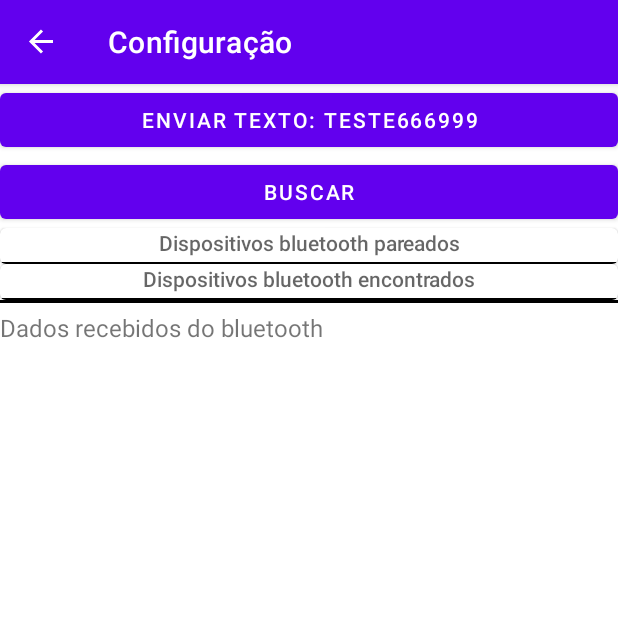
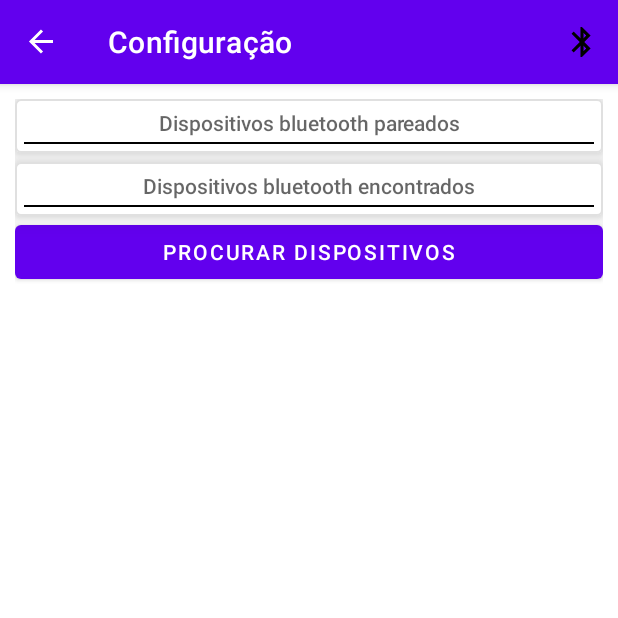
Before and after one commit to danielmfr97/HealthFit, an Android app: the ConfigurarAppFragment screen opened through its navigation route, on a phone screen of 412 x 824 dp, the top half of it. Run offline under Robolectric (Android 15) with nearby library versions, the phone set to English and light mode, and no system bars; our stand-ins replace navigation-ui; libraries missing offline, so code that uses them is left out: io.realm; 3 statements that could not run were skipped.

Commit message:
Pequenos ajustes
Inicializar bluetooth no MyApplication.kt

```diff
--- a/app/src/main/java/com/daniel/ramos/projetotcc/MyApplication.kt
+++ b/app/src/main/java/com/daniel/ramos/projetotcc/MyApplication.kt
@@ -1,6 +1,8 @@
 package com.daniel.ramos.projetotcc
 
 import android.app.Application
+import android.content.Intent
+import com.daniel.ramos.projetotcc.presenter.BluetoothServiceA
 import io.realm.Realm
 import io.realm.RealmConfiguration
 
@@ -9,8 +11,13 @@ class MyApplication : Application() {
     override fun onCreate() {
         super.onCreate()
         Realm.init(this)
+        inicializarBluetoothService();
         //TODO: Configurar realm ou Room
         //TODO: Inicializar firebase
+    }
+
+    private fun inicializarBluetoothService() {
+        startService(Intent(this, BluetoothServiceA::class.java))
     }
 
     companion object {
--- a/app/src/main/java/com/daniel/ramos/projetotcc/presenter/BluetoothServiceA.java
+++ b/app/src/main/java/com/daniel/ramos/projetotcc/presenter/BluetoothServiceA.java
@@ -16,11 +16,11 @@ import android.util.Log;
 import androidx.annotation.Nullable;
 
 import com.daniel.ramos.projetotcc.presenter.utils.Constants;
+import com.daniel.ramos.projetotcc.view.activity.MainActivity;
 
 import java.io.IOException;
 import java.io.InputStream;
 import java.io.OutputStream;
-import java.nio.charset.Charset;
 import java.util.UUID;
 
 public class BluetoothServiceA extends Service {
@@ -238,9 +238,8 @@ public class BluetoothServiceA extends Service {
         msg.setData(bundle);
         mHandler.sendMessage(msg);
 
+        MainActivity.Companion.openToastShort("Conexão perdida com FitSpot");
         mState = STATE_NONE;
-        // Update UI title
-//        updateUserInterfaceTitle();
 
         // Start the service over to restart listening mode
         BluetoothServiceA.this.start();
--- a/app/src/main/java/com/daniel/ramos/projetotcc/presenter/utils/Constants.kt
+++ b/app/src/main/java/com/daniel/ramos/projetotcc/presenter/utils/Constants.kt
@@ -8,6 +8,7 @@ interface Constants {
         const val MESSAGE_WRITE = 3
         const val MESSAGE_DEVICE_NAME = 4
         const val MESSAGE_TOAST = 5
+        const val MESSAGE_DEVICE_OFFLINE = 6
 
         // Key names received from the BluetoothChatService Handler
         const val DEVICE_NAME = "device_name"
--- a/app/src/main/java/com/daniel/ramos/projetotcc/view/activity/MainActivity.kt
+++ b/app/src/main/java/com/daniel/ramos/projetotcc/view/activity/MainActivity.kt
@@ -11,6 +11,7 @@ import android.os.Bundle
 import android.os.Handler
 import android.os.Message
 import android.util.Log
+import android.view.Menu
 import android.view.MenuItem
 import android.view.View
 import android.widget.Toast
@@ -47,6 +48,8 @@ class MainActivity : AppCompatActivity(), NavigationView.OnNavigationItemSelecte
     private lateinit var presenter: MainPresenter
     private var bluetoothServiceInst: BluetoothServiceA? = null
 
+    private var menuInflater: Menu? = null
+
     init {
         instance = this
     }
@@ -69,7 +72,8 @@ class MainActivity : AppCompatActivity(), NavigationView.OnNavigationItemSelecte
 
     override fun onDestroy() {
         super.onDestroy()
-        stopService(Intent(this, BluetoothServiceA::class.java))
+        //TODO: ALTERAR
+//        stopService(Intent(this, BluetoothServiceA::class.java))
         ConfigurarAppPresenter(null).apply {
             unregisterReceiver(broadcastBondStateBT)
             unregisterReceiver(broadcastDiscoverBTDevices)
@@ -117,7 +121,6 @@ class MainActivity : AppCompatActivity(), NavigationView.OnNavigationItemSelecte
     }
 
     private fun inicializarServiceBluetooth() {
-        startService(Intent(this, BluetoothServiceA::class.java))
         initBluetooth()
     }
 
@@ -204,16 +207,25 @@ class MainActivity : AppCompatActivity(), NavigationView.OnNavigationItemSelecte
         return true
     }
 
+    override fun onCreateOptionsMenu(menu: Menu?): Boolean {
+        menuInflater = menu
+        val menuInflater = getMenuInflater()
+        menuInflater.inflate(R.menu.toolbar_menu, menu)
+        return true
+    }
+
     private val mHandler: Handler = @SuppressLint("HandlerLeak")
-    object : Handler() {
+   object : Handler() {
         override fun handleMessage(msg: Message) {
             val activity = this
             when (msg.what) {
                 Constants.MESSAGE_STATE_CHANGE -> when (msg.arg1) {
                     BluetoothServiceA.STATE_CONNECTED -> {
+                        menuInflater?.getItem(0)?.icon = ContextCompat.getDrawable(context, R.drawable.ic_bluetooth_on)
                         openToastShort("Device conectado")
+
                     }
-                    BluetoothServiceA.STATE_CONNECTING -> openToastShort("conectando")
+                    BluetoothServiceA.STATE_CONNECTING -> openToastShort("conectando...")
                     BluetoothServiceA.STATE_LISTEN, BluetoothServiceA.STATE_NONE -> openToastShort(
                         "Não conectado"
                     )
@@ -234,7 +246,11 @@ class MainActivity : AppCompatActivity(), NavigationView.OnNavigationItemSelecte
                 }
                 Constants.MESSAGE_DEVICE_NAME -> {
                 }
-                Constants.MESSAGE_TOAST -> if (null != activity) {
+                Constants.MESSAGE_TOAST -> {
+                    openToastShort("Impossivel conectar'")
+                }
+                Constants.MESSAGE_DEVICE_OFFLINE -> {
+                    menuInflater?.getItem(0)?.icon = ContextCompat.getDrawable(context, R.drawable.ic_bluetooth_off)
                 }
             }
         }
--- a/app/src/main/java/com/daniel/ramos/projetotcc/view/fragment/ConfigurarAppFragment.kt
+++ b/app/src/main/java/com/daniel/ramos/projetotcc/view/fragment/ConfigurarAppFragment.kt
@@ -67,12 +67,6 @@ class ConfigurarAppFragment : Fragment() {
             btAdapter.cancelDiscovery()
             getListDispositivosDisponiveis()
         }
-
-        binding.testeEnvio.setOnClickListener {
-            val bytes: ByteArray = "Testando Comunicacao".toByteArray()
-            bluetoothService.write(bytes)
-            Log.d(TAG, "Dados enviados $bytes ")
-        }
     }
 
     private fun configurarRecyclerView() {
--- /dev/null
+++ b/app/src/main/res/drawable/ic_bluetooth_off.xml
@@ -0,0 +1,10 @@
+<vector xmlns:android="http://schemas.android.com/apk/res/android"
+    android:width="24dp"
+    android:height="24dp"
+    android:viewportWidth="24"
+    android:viewportHeight="24"
+    android:tint="?attr/colorControlNormal">
+  <path
+      android:fillColor="@android:color/white"
+      android:pathData="M13,5.83l1.88,1.88 -1.6,1.6 1.41,1.41 3.02,-3.02L12,2h-1v5.03l2,2v-3.2zM5.41,4L4,5.41 10.59,12 5,17.59 6.41,19 11,14.41V22h1l4.29,-4.29 2.3,2.29L20,18.59 5.41,4zM13,18.17v-3.76l1.88,1.88L13,18.17z"/>
+</vector>
--- /dev/null
+++ b/app/src/main/res/drawable/ic_bluetooth_on.xml
@@ -0,0 +1,5 @@
+<vector android:height="24dp" android:tint="#1D29AE"
+    android:viewportHeight="24" android:viewportWidth="24"
+    android:width="24dp" xmlns:android="http://schemas.android.com/apk/res/android">
+    <path android:fillColor="@android:color/white" android:pathData="M7,12l-2,-2 -2,2 2,2 2,-2zM17.71,7.71L12,2h-1v7.59L6.41,5 5,6.41 10.59,12 5,17.59 6.41,19 11,14.41L11,22h1l5.71,-5.71 -4.3,-4.29 4.3,-4.29zM13,5.83l1.88,1.88L13,9.59L13,5.83zM14.88,16.29L13,18.17v-3.76l1.88,1.88zM19,10l-2,2 2,2 2,-2 -2,-2z"/>
+</vector>
--- a/app/src/main/res/layout/fragment_configurar_app.xml
+++ b/app/src/main/res/layout/fragment_configurar_app.xml
@@ -1,55 +1,55 @@
 <?xml version="1.0" encoding="utf-8"?>
 <FrameLayout xmlns:android="http://schemas.android.com/apk/res/android"
+    xmlns:app="http://schemas.android.com/apk/res-auto"
     xmlns:tools="http://schemas.android.com/tools"
     android:layout_width="match_parent"
     android:layout_height="match_parent"
     android:orientation="vertical"
     tools:context=".view.fragment.ConfigurarAppFragment">
 
-    <LinearLayout
+    <androidx.core.widget.NestedScrollView
         android:layout_width="match_parent"
-        android:layout_height="match_parent"
-        android:orientation="vertical">
-
-        <Button
-            android:id="@+id/testeEnvio"
-            android:layout_width="match_parent"
-            android:layout_height="wrap_content"
-            android:text="Enviar texto: teste666999"/>
-
-        <Button
-            android:id="@+id/buscarDispositivos"
-            android:layout_width="match_parent"
-            android:layout_height="wrap_content"
-            android:text="Buscar"/>
-
-        <com.google.android.material.card.MaterialCardView
-            android:layout_width="match_parent"
-            android:layout_height="wrap_content">
+        android:layout_height="match_parent">
 
         <LinearLayout
             android:layout_width="match_parent"
             android:layout_height="match_parent"
-                android:orientation="vertical">
+            android:orientation="vertical"
+            android:padding="10dp">
+
+
+            <com.google.android.material.card.MaterialCardView
+                android:layout_width="match_parent"
+                android:layout_height="wrap_content"
+                android:layout_marginBottom="6dp"
+                app:cardElevation="8dp"
+                app:strokeColor="@color/stroke_color"
+                app:strokeWidth="1dp">
+
+                <LinearLayout
+                    android:layout_width="match_parent"
+                    android:layout_height="match_parent"
+                    android:orientation="vertical"
+                    android:padding="6dp">
 
                     <TextView
+                        style="@style/TextAppearance.AppCompat.Widget.PopupMenu.Header"
                         android:layout_width="match_parent"
                         android:layout_height="match_parent"
+                        android:text="Dispositivos bluetooth pareados"
                         android:textAlignment="center"
-                    style="@style/TextAppearance.AppCompat.Widget.PopupMenu.Header"
-                    android:text="Dispositivos bluetooth pareados"
-                    tools:text="Dispositivos bluetooth pareados"/>
+                        tools:text="Dispositivos bluetooth pareados" />
 
                     <View
                         android:layout_width="match_parent"
                         android:layout_height="1dp"
                         android:layout_marginTop="3dp"
-                    android:background="@color/black"/>
+                        android:background="@color/black" />
 
                     <androidx.recyclerview.widget.RecyclerView
                         android:id="@+id/rvDispositivosPareados"
                         android:layout_width="match_parent"
-                    android:layout_height="wrap_content"/>
+                        android:layout_height="wrap_content" />
 
                 </LinearLayout>
 
@@ -57,54 +57,48 @@
 
             <com.google.android.material.card.MaterialCardView
                 android:layout_width="match_parent"
-            android:layout_height="wrap_content">
+                android:layout_height="wrap_content"
+                app:cardElevation="8dp"
+                app:strokeColor="@color/stroke_color"
+                app:strokeWidth="1dp">
 
                 <LinearLayout
                     android:layout_width="match_parent"
                     android:layout_height="match_parent"
-                android:orientation="vertical">
+                    android:orientation="vertical"
+                    android:padding="6dp">
 
                     <TextView
+                        style="@style/TextAppearance.AppCompat.Widget.PopupMenu.Header"
                         android:layout_width="match_parent"
                         android:layout_height="match_parent"
+                        android:text="Dispositivos bluetooth encontrados"
                         android:textAlignment="center"
-                    style="@style/TextAppearance.AppCompat.Widget.PopupMenu.Header"
-                    android:text="Dispositivos bluetooth encontrados"
-                    tools:text="Dispositivos bluetooth encontrados"/>
+                        tools:text="Dispositivos bluetooth encontrados" />
 
                     <View
                         android:layout_width="match_parent"
                         android:layout_height="1dp"
                         android:layout_marginTop="3dp"
-                    android:background="@color/black"/>
+                        android:background="@color/black" />
 
                     <androidx.recyclerview.widget.RecyclerView
                         android:id="@+id/rvDispositivosBlue"
                         android:layout_width="match_parent"
-                    android:layout_height="wrap_content"/>
+                        android:layout_height="wrap_content" />
 
                 </LinearLayout>
 
             </com.google.android.material.card.MaterialCardView>
 
-        <View
-            android:layout_width="match_parent"
-            android:layout_height="2dp"
-            android:background="@color/black"/>
-
-        <TextView
+            <Button
+                android:id="@+id/buscarDispositivos"
                 android:layout_width="match_parent"
                 android:layout_height="wrap_content"
-            android:layout_marginTop="5dp"
-            android:textSize="16sp"
-            android:text="Dados recebidos do bluetooth"/>
-
-        <TextView
-            android:layout_width="match_parent"
-            android:layout_height="match_parent"
-            android:layout_marginTop="5dp"
-            android:textSize="12sp"/>
-
+                android:text="@string/scan_devices" />
         </LinearLayout>
 
+    </androidx.core.widget.NestedScrollView>
+
+
 </FrameLayout>
--- a/app/src/main/res/layout/fragment_novo_exercicio.xml
+++ b/app/src/main/res/layout/fragment_novo_exercicio.xml
@@ -140,6 +140,7 @@
                 android:id="@+id/btnSalvar"
                 android:layout_width="0dp"
                 android:layout_height="wrap_content"
+                android:layout_margin="10dp"
                 android:layout_weight="1"
                 android:text="@string/save" />
 
@@ -147,6 +148,7 @@
                 android:id="@+id/btnSalvarEIniciar"
                 android:layout_width="0dp"
                 android:layout_height="wrap_content"
+                android:layout_margin="10dp"
                 android:layout_weight="1"
                 android:text="@string/save_and_init" />
 
--- a/app/src/main/res/layout/row_paired_device_info.xml
+++ b/app/src/main/res/layout/row_paired_device_info.xml
@@ -5,7 +5,7 @@
     android:layout_width="match_parent"
     android:layout_height="wrap_content">
 
-    <LinearLayout
+    <androidx.constraintlayout.widget.ConstraintLayout
         android:id="@+id/linearLayoutDeviceInfo"
         android:layout_width="match_parent"
         android:layout_height="wrap_content"
@@ -19,18 +19,26 @@
 
         <TextView
             android:id="@+id/textViewDeviceName"
-            android:layout_width="match_parent"
+            android:layout_width="0dp"
             android:layout_height="wrap_content"
             android:textSize="18sp"
             android:textStyle="bold"
-            tools:text="Texto"/>
+            app:layout_constraintEnd_toEndOf="parent"
+            app:layout_constraintStart_toStartOf="parent"
+            app:layout_constraintTop_toTopOf="parent"
+            tools:text="Texto" />
 
         <TextView
             android:id="@+id/textViewDeviceAddress"
-            android:layout_width="match_parent"
+            android:layout_width="0dp"
             android:layout_height="wrap_content"
-            tools:text="Texto"/>
-    </LinearLayout>
+            app:layout_constraintEnd_toEndOf="@id/textViewDeviceName"
+            app:layout_constraintStart_toStartOf="parent"
+            app:layout_constraintTop_toBottomOf="@id/textViewDeviceName"
+            tools:text="Texto" />
+
+
+    </androidx.constraintlayout.widget.ConstraintLayout>
 
     <View
         android:id="@+id/divider"
--- /dev/null
+++ b/app/src/main/res/menu/toolbar_menu.xml
@@ -0,0 +1,10 @@
+<?xml version="1.0" encoding="utf-8"?>
+<menu xmlns:android="http://schemas.android.com/apk/res/android"
+    xmlns:app="http://schemas.android.com/apk/res-auto">
+
+    <item
+        android:id="@+id/blueStatus"
+        android:icon="@drawable/ic_bluetooth"
+        android:title="Conectado"
+        app:showAsAction="ifRoom" />
+</menu>
--- a/app/src/main/res/values/strings.xml
+++ b/app/src/main/res/values/strings.xml
@@ -56,4 +56,5 @@
     <string name="labelAcertos">Acertos</string>
     <string name="labelErros">Erros</string>
     <string name="labelData">Data realização</string>
+    <string name="scan_devices">Procurar dispositivos</string>
 </resources>
```
Lines whose indentation alone changed are shown as unchanged.
